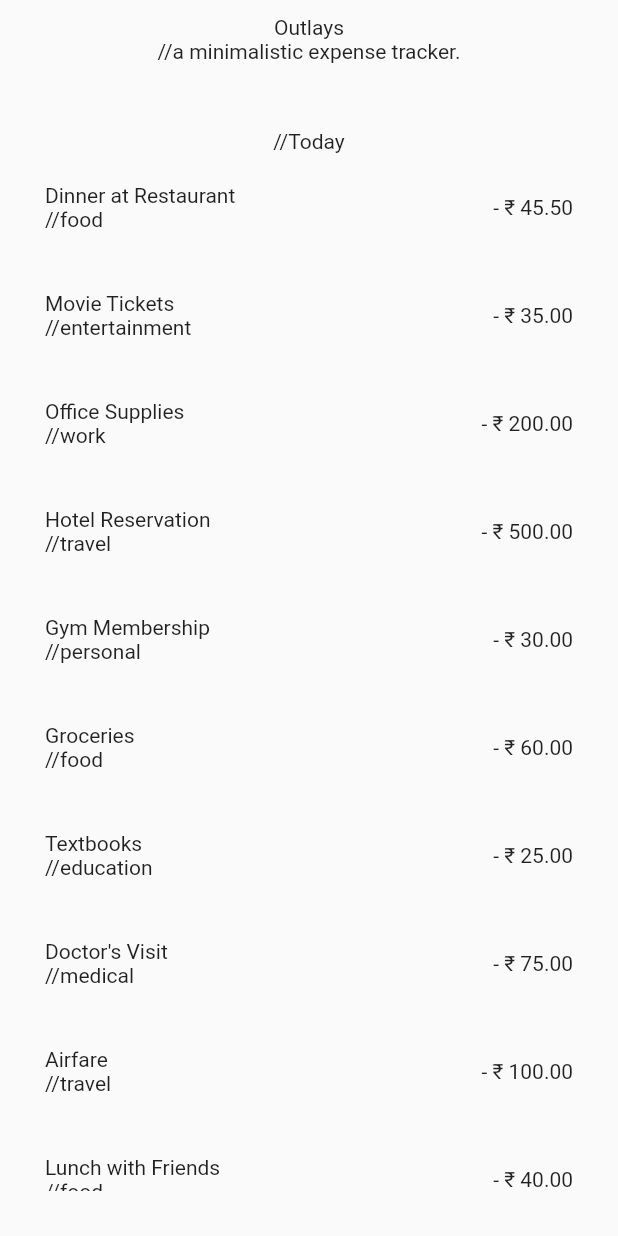
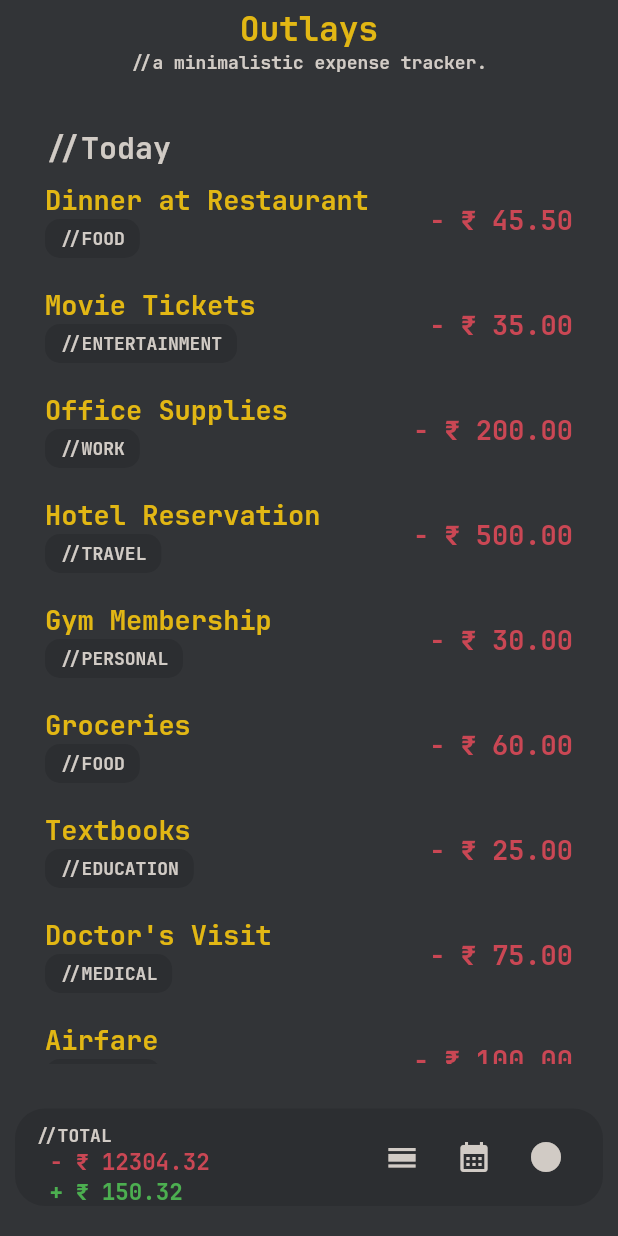
Before and after one commit to laggedskapari/outlay, a Flutter app: the screen it shows after launch, on a phone screen of 412 x 824 dp. Run offline on Flutter 3.47's test engine with Material 2 defaults, Android fonts, the phone set to English and light mode, and no system bars; our stand-ins replace flutter_riverpod.

Commit message:
+ Utility Belt and + Minor UI Changes

```diff
--- /dev/null
+++ b/outlay/lib/outlay_theme.dart
@@ -0,0 +1,72 @@
+import 'package:flutter/material.dart';
+
+class OutlayTheme {
+
+  static const backgroundColor = Color.fromARGB(255, 50, 52, 55);
+  static const primaryColor = Color.fromARGB(255, 226, 183, 20);
+  static const secondaryColor = Color.fromARGB(255, 209, 203, 197);
+  static const errorColor = Color.fromARGB(255, 202, 71, 84);
+  static const darkBackgroundColor = Color.fromARGB(255, 44, 46, 49);
+
+  static const TextStyle headerFont = TextStyle(
+    color: primaryColor,
+    fontSize: 22,
+    fontWeight: FontWeight.w700,
+    fontFamily: 'JetBrainsMono',
+  );
+
+  static const TextStyle secondaryHeader = TextStyle(
+    color: secondaryColor,
+    fontSize: 12,
+    fontWeight: FontWeight.w700,
+    fontFamily: 'JetBrainsMono'
+  );
+
+  static const TextStyle dateTimeHeader = TextStyle(
+      color: secondaryColor,
+      fontSize: 20,
+      fontWeight: FontWeight.w700,
+      fontFamily: 'JetBrainsMono'
+  );
+
+  static const TextStyle titleFont = TextStyle(
+      color: primaryColor,
+      fontSize: 18,
+      fontWeight: FontWeight.w700,
+      fontFamily: 'JetBrainsMono'
+  );
+
+  static const TextStyle categoryFont = TextStyle(
+      color: secondaryColor,
+      fontSize: 12,
+      fontWeight: FontWeight.w700,
+      fontFamily: 'JetBrainsMono'
+  );
+
+  static const TextStyle creditFont = TextStyle(
+      color: Colors.green,
+      fontSize: 18,
+      fontWeight: FontWeight.w700,
+      fontFamily: 'JetBrainsMono'
+  );
+
+  static const TextStyle debitFont = TextStyle(
+      color: errorColor,
+      fontSize: 18,
+      fontWeight: FontWeight.w700,
+      fontFamily: 'JetBrainsMono'
+  );
+  static const TextStyle utilityCreditFont = TextStyle(
+      color: Colors.green,
+      fontSize: 15,
+      fontWeight: FontWeight.w700,
+      fontFamily: 'JetBrainsMono'
+  );
+
+  static const TextStyle utilityDebitFont = TextStyle(
+      color: errorColor,
+      fontSize: 15,
+      fontWeight: FontWeight.w700,
+      fontFamily: 'JetBrainsMono'
+  );
+}
--- a/outlay/lib/screens/home.dart
+++ b/outlay/lib/screens/home.dart
@@ -1,12 +1,14 @@
 import 'package:flutter/material.dart';
 import 'package:flutter_riverpod/flutter_riverpod.dart';
 
+import 'package:outlay/outlay_theme.dart';
 import 'package:outlay/providers/outlays_provider.dart';
 import 'package:outlay/widgets/outlay_app_bar.dart';
 import 'package:outlay/widgets/day_view.dart';
+import 'package:outlay/widgets/utility_belt.dart';
 
 class HomeScreen extends ConsumerStatefulWidget {
-  const HomeScreen({super.key});
+  const HomeScreen({ super.key });
 
   @override
   ConsumerState<HomeScreen> createState() {
@@ -19,6 +21,7 @@ class _HomeScreenState extends ConsumerState<HomeScreen> {
   Widget build(BuildContext context) {
     final outlays = ref.watch(outlayProvider);
     return Scaffold(
+      backgroundColor: OutlayTheme.backgroundColor,
       appBar: const OutlayAppBar(),
       body: Column(
         children: [
@@ -27,6 +30,7 @@ class _HomeScreenState extends ConsumerState<HomeScreen> {
           )
         ],
       ),
+      bottomNavigationBar: const UtilityBelt(),
     );
   }
 }
--- a/outlay/lib/widgets/day_view.dart
+++ b/outlay/lib/widgets/day_view.dart
@@ -1,6 +1,7 @@
 import 'package:flutter/material.dart';
 
 import 'package:outlay/model/outlay.dart';
+import 'package:outlay/outlay_theme.dart';
 import 'package:outlay/widgets/outlay_card.dart';
 
 class DayView extends StatelessWidget {
@@ -13,8 +14,12 @@ class DayView extends StatelessWidget {
     return Container(
       padding: const EdgeInsets.all(30),
       child: Column(
+        crossAxisAlignment: CrossAxisAlignment.start,
         children: [
-          const Text('//Today'),
+          const Text(
+            '//Today',
+            style: OutlayTheme.dateTimeHeader,
+          ),
           Expanded(
             child: ListView.builder(
               itemBuilder: (context, index) => OutlayCard(
--- a/outlay/lib/widgets/outlay_app_bar.dart
+++ b/outlay/lib/widgets/outlay_app_bar.dart
@@ -1,4 +1,5 @@
 import 'package:flutter/material.dart';
+import 'package:outlay/outlay_theme.dart';
 
 class OutlayAppBar extends StatelessWidget implements PreferredSizeWidget {
   const OutlayAppBar({super.key});
@@ -9,14 +10,20 @@ class OutlayAppBar extends StatelessWidget implements PreferredSizeWidget {
   @override
   Widget build(BuildContext context) {
     return Container(
-      padding: const EdgeInsets.all(10),
+      padding: const EdgeInsets.all(5),
       child: const SafeArea(
         child: SizedBox(
-          height: 60,
+          height: 100,
           child: Column(
             children: [
-              Text('Outlays'),
-              Text('//a minimalistic expense tracker.'),
+              Text(
+                'Outlays',
+                style: OutlayTheme.headerFont,
+              ),
+              Text(
+                '//a minimalistic expense tracker.',
+                style: OutlayTheme.secondaryHeader,
+              ),
             ],
           ),
         ),
--- a/outlay/lib/widgets/outlay_card.dart
+++ b/outlay/lib/widgets/outlay_card.dart
@@ -1,6 +1,7 @@
 import 'package:flutter/material.dart';
 
 import 'package:outlay/model/outlay.dart';
+import 'package:outlay/outlay_theme.dart';
 
 class OutlayCard extends StatelessWidget {
   const OutlayCard({super.key, required this.outlay});
@@ -10,19 +11,35 @@ class OutlayCard extends StatelessWidget {
   @override
   Widget build(BuildContext context) {
     return Container(
-      padding: const EdgeInsets.symmetric(vertical: 20),
+      padding: const EdgeInsets.symmetric(vertical: 10),
       child: Row(
         children: [
           Column(
             crossAxisAlignment: CrossAxisAlignment.start,
             children: [
-              Text(outlay.title),
-              Text('//${outlay.outlayCategory.name}'),
+              Text(
+                outlay.title,
+                style: OutlayTheme.titleFont,
+              ),
+              Container(
+                decoration: BoxDecoration(
+                  color: OutlayTheme.darkBackgroundColor,
+                  borderRadius: BorderRadius.circular(10),
+                ),
+                padding: const EdgeInsets.symmetric(vertical: 5, horizontal: 10),
+                child: Text(
+                  '//${outlay.outlayCategory.name.toUpperCase()}',
+                  style: OutlayTheme.categoryFont,
+                ),
+              ),
             ],
           ),
           const Spacer(),
           Text(
             '${outlay.outlayType == AmountType.debit ? '-' : '+'} ₹ ${outlay.outlayAmount.toStringAsFixed(2)}',
+            style: outlay.outlayType == AmountType.debit
+                ? OutlayTheme.debitFont
+                : OutlayTheme.creditFont,
           ),
         ],
       ),
--- /dev/null
+++ b/outlay/lib/widgets/utility_belt.dart
@@ -0,0 +1,56 @@
+import 'package:flutter/material.dart';
+import 'package:outlay/outlay_theme.dart';
+
+class UtilityBelt extends StatelessWidget {
+  const UtilityBelt({super.key});
+
+  @override
+  Widget build(BuildContext context) {
+    return Container(
+      height: 65,
+      margin: const EdgeInsets.fromLTRB(10, 0, 10, 20),
+      decoration: BoxDecoration(
+        color: OutlayTheme.darkBackgroundColor,
+        borderRadius: BorderRadius.circular(20),
+      ),
+      padding: const EdgeInsets.symmetric(horizontal: 14, vertical: 10),
+      child: Row(
+        children: [
+          const Column(
+            crossAxisAlignment: CrossAxisAlignment.start,
+            children: [
+              Text(
+                '//TOTAL',
+                style: OutlayTheme.secondaryHeader,
+              ),
+              Text(
+                ' - ₹ 12304.32',
+                style: OutlayTheme.utilityDebitFont,
+              ),
+              Text(
+                ' + ₹ 150.32',
+                style: OutlayTheme.utilityCreditFont,
+              )
+            ],
+          ),
+          const Spacer(),
+          IconButton(
+            onPressed: () {},
+            icon: const Icon(Icons.calendar_view_day),
+            color: OutlayTheme.secondaryColor,
+          ),
+          IconButton(
+            onPressed: () {},
+            icon: const Icon(Icons.calendar_month),
+            color: OutlayTheme.secondaryColor,
+          ),
+          IconButton(
+            onPressed: () {},
+            icon: const Icon(Icons.circle),
+            color: OutlayTheme.secondaryColor,
+          ),
+        ],
+      ),
+    );
+  }
+}
```
